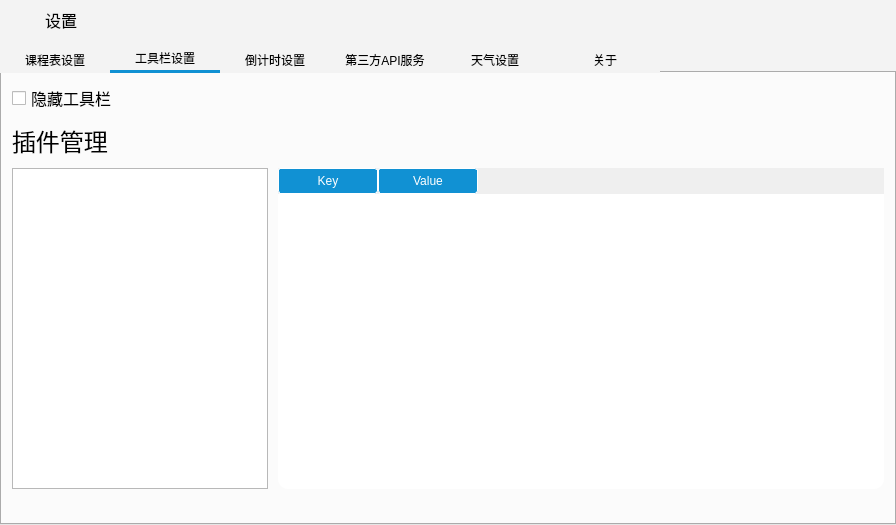
This is src/TableEditWidget/TableEditWidget.ui in Aero8m/ClassTopLand as Qt 5 draws it before an edit. The edited form follows.
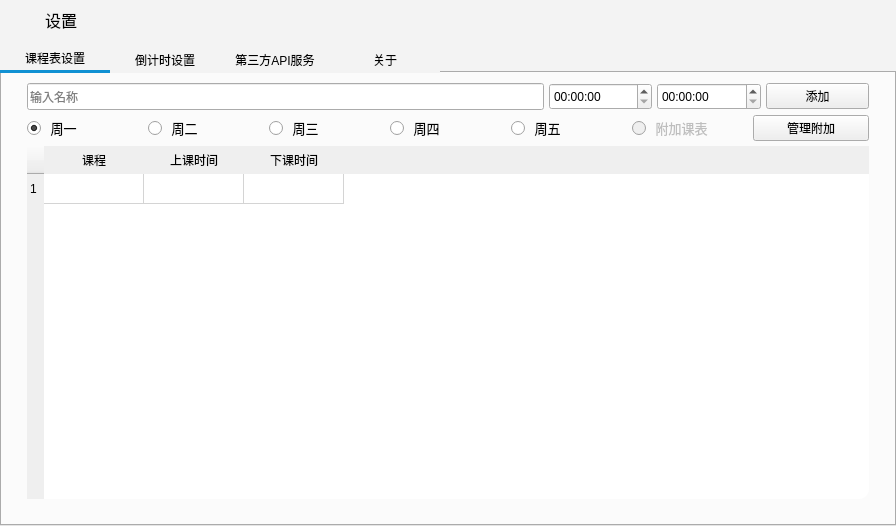
This is the edited form. The open tabs and pages were chosen to show the change. Icons and pictures are not drawn. Custom widgets are drawn as their Qt base class.

Commit message: 删除主界面、工具栏 独立换课按钮 修复无法隐藏的bug

Patch:
```diff
--- a/src/TableEditWidget/TableEditWidget.ui
+++ b/src/TableEditWidget/TableEditWidget.ui
@@ -7,7 +7,7 @@
     <x>0</x>
     <y>0</y>
     <width>896</width>
-    <height>525</height>
+    <height>526</height>
    </rect>
   </property>
   <property name="windowTitle">
@@ -414,142 +414,6 @@
        </item>
       </layout>
      </widget>
-     <widget class="QWidget" name="tab_4">
-      <attribute name="title">
-       <string>工具栏设置</string>
-      </attribute>
-      <layout class="QVBoxLayout" name="verticalLayout_5" stretch="0,1,14514,0">
-       <property name="spacing">
-        <number>10</number>
-       </property>
-       <property name="leftMargin">
-        <number>10</number>
-       </property>
-       <property name="topMargin">
-        <number>10</number>
-       </property>
-       <property name="rightMargin">
-        <number>10</number>
-       </property>
-       <property name="bottomMargin">
-        <number>10</number>
-       </property>
-       <item>
-        <layout class="QHBoxLayout" name="horizontalLayout_14" stretch="2,0">
-         <item>
-          <widget class="QCheckBox" name="chkHide">
-           <property name="maximumSize">
-            <size>
-             <width>16777215</width>
-             <height>30</height>
-            </size>
-           </property>
-           <property name="font">
-            <font>
-             <pointsize>12</pointsize>
-            </font>
-           </property>
-           <property name="styleSheet">
-            <string notr="true"/>
-           </property>
-           <property name="text">
-            <string>隐藏工具栏</string>
-           </property>
-          </widget>
-         </item>
-         <item>
-          <spacer name="horizontalSpacer_4">
-           <property name="orientation">
-            <enum>Qt::Orientation::Horizontal</enum>
-           </property>
-           <property name="sizeHint" stdset="0">
-            <size>
-             <width>40</width>
-             <height>20</height>
-            </size>
-           </property>
-          </spacer>
-         </item>
-        </layout>
-       </item>
-       <item>
-        <widget class="QLabel" name="label_7">
-         <property name="font">
-          <font>
-           <pointsize>18</pointsize>
-          </font>
-         </property>
-         <property name="text">
-          <string>插件管理</string>
-         </property>
-        </widget>
-       </item>
-       <item>
-        <layout class="QHBoxLayout" name="horizontalLayout_10" stretch="0,1">
-         <item>
-          <widget class="QListWidget" name="pluginList">
-           <property name="font">
-            <font>
-             <pointsize>12</pointsize>
-            </font>
-           </property>
-          </widget>
-         </item>
-         <item>
-          <widget class="QTableWidget" name="pluginInfo">
-           <property name="styleSheet">
-            <string notr="true">QTableWidget{
-background:#ffffff;
-border-radius:10px;
-}
-QTableWidget::item{
-border:none;
-border-radius:3px;
-}
-QTableWidget::item:selected{
-background:#1191d3;
-}
-QTableWidget::item:hover{
-color:#000000;
-background:rgb(217, 217, 217);
-}
-QHeaderView::section{
-border:1px solid white;
-border-radius:3px;
-text-align:center;
-background:#1191d3;
-padding:3px;
-color:#ffffff;
-
-}
-QScrollBar::handle:vertical{
-background:#1191d3;
-
-}</string>
-           </property>
-           <column>
-            <property name="text">
-             <string>Key</string>
-            </property>
-           </column>
-           <column>
-            <property name="text">
-             <string>Value</string>
-            </property>
-           </column>
-          </widget>
-         </item>
-        </layout>
-       </item>
-       <item>
-        <widget class="QLabel" name="status_bar">
-         <property name="text">
-          <string/>
-         </property>
-        </widget>
-       </item>
-      </layout>
-     </widget>
      <widget class="QWidget" name="tab_5">
       <attribute name="title">
        <string>倒计时设置</string>
@@ -694,98 +558,6 @@
        <string>第三方API服务</string>
       </attribute>
      </widget>
-     <widget class="QWidget" name="tab_7">
-      <attribute name="title">
-       <string>天气设置</string>
-      </attribute>
-      <layout class="QVBoxLayout" name="verticalLayout_8" stretch="1,3,2">
-       <item>
-        <layout class="QHBoxLayout" name="horizontalLayout_16" stretch="0,3,2">
-         <item>
-          <widget class="QLabel" name="label_15">
-           <property name="font">
-            <font>
-             <pointsize>12</pointsize>
-            </font>
-           </property>
-           <property name="text">
-            <string>天气地址：</string>
-           </property>
-          </widget>
-         </item>
-         <item>
-          <widget class="QLineEdit" name="weather_localtion_edit">
-           <property name="minimumSize">
-            <size>
-             <width>0</width>
-             <height>30</height>
-            </size>
-           </property>
-           <property name="styleSheet">
-            <string notr="true"/>
-           </property>
-           <property name="placeholderText">
-            <string>请输入城市名称</string>
-           </property>
-          </widget>
-         </item>
-         <item>
-          <widget class="QComboBox" name="weather_localtion_select">
-           <property name="enabled">
-            <bool>false</bool>
-           </property>
-           <property name="minimumSize">
-            <size>
-             <width>0</width>
-             <height>30</height>
-            </size>
-           </property>
-           <property name="styleSheet">
-            <string notr="true"/>
-           </property>
-           <property name="editable">
-            <bool>false</bool>
-           </property>
-           <item>
-            <property name="text">
-             <string>请先在搜索框搜索</string>
-            </property>
-           </item>
-          </widget>
-         </item>
-        </layout>
-       </item>
-       <item>
-        <spacer name="horizontalSpacer_3">
-         <property name="orientation">
-          <enum>Qt::Orientation::Horizontal</enum>
-         </property>
-         <property name="sizeHint" stdset="0">
-          <size>
-           <width>40</width>
-           <height>20</height>
-          </size>
-         </property>
-        </spacer>
-       </item>
-       <item>
-        <widget class="QPushButton" name="save_weather_localtion">
-         <property name="minimumSize">
-          <size>
-           <width>0</width>
-           <height>30</height>
-          </size>
-         </property>
-         <property name="styleSheet">
-          <string notr="true"/>
-         </property>
-         <property name="text">
-          <string>保存</string>
-         </property>
-        </widget>
-       </item>
-      </layout>
-     </widget>
      <widget class="QWidget" name="tab_2">
       <attribute name="title">
        <string>关于</string>
```
Left out of the diff: 6 changed lines with no effect on the pictures. The commit also changes 504 other files.
